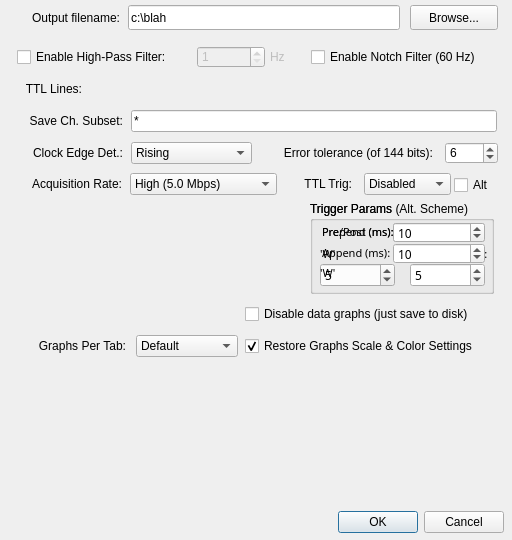
This is Bug_ConfigDialog.ui in acorver/SpikeGL as Qt 5 draws it before an edit. The edited form follows.
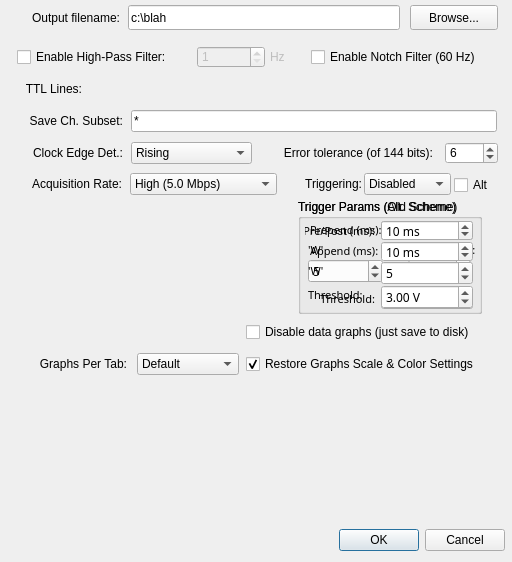
This is the edited form. Icons and pictures are not drawn.

Commit message: added AUX channels to Bug3 triggering new 'alt' code.. and also support for a threshold in volts.  Messy, but works

```diff
--- a/Bug_ConfigDialog.ui
+++ b/Bug_ConfigDialog.ui
@@ -10,7 +10,7 @@
     <x>0</x>
     <y>0</y>
     <width>512</width>
-    <height>540</height>
+    <height>562</height>
    </rect>
   </property>
   <property name="windowTitle">
@@ -29,8 +29,8 @@
   <widget class="QDialogButtonBox" name="buttonBox">
    <property name="geometry">
     <rect>
-     <x>329</x>
-     <y>506</y>
+     <x>330</x>
+     <y>524</y>
      <width>175</width>
      <height>32</height>
     </rect>
@@ -137,8 +137,8 @@
   <widget class="QCheckBox" name="disableGraphsChk">
    <property name="geometry">
     <rect>
-     <x>245</x>
-     <y>303</y>
+     <x>246</x>
+     <y>321</y>
      <width>261</width>
      <height>22</height>
     </rect>
@@ -155,7 +155,7 @@
     <rect>
      <x>282</x>
      <y>173</y>
-     <width>70</width>
+     <width>80</width>
      <height>22</height>
     </rect>
    </property>
@@ -163,7 +163,7 @@
     <string>&lt;html&gt;&lt;head/&gt;&lt;body&gt;&lt;p&gt;If enabled, the TTL line to monitor to trigger the acquisition.  Data file saving won't occur until the TTL line is high.  The acquisition will stop when the line goes low again.  Re-triggers increment the save file name based on the name specified in the 'output filename' box.&lt;/p&gt;&lt;/body&gt;&lt;/html&gt;</string>
    </property>
    <property name="text">
-    <string>TTL Trig:</string>
+    <string>Triggering:</string>
    </property>
    <property name="alignment">
     <set>Qt::AlignRight|Qt::AlignTrailing|Qt::AlignVCenter</set>
@@ -322,8 +322,8 @@
   <widget class="QCheckBox" name="resumeGraphSettingsChk">
    <property name="geometry">
     <rect>
-     <x>245</x>
-     <y>335</y>
+     <x>246</x>
+     <y>353</y>
      <width>261</width>
      <height>22</height>
     </rect>
@@ -344,8 +344,8 @@
   <widget class="QComboBox" name="graphsPerTabCB">
    <property name="geometry">
     <rect>
-     <x>136</x>
-     <y>335</y>
+     <x>137</x>
+     <y>353</y>
      <width>102</width>
      <height>22</height>
     </rect>
@@ -398,8 +398,8 @@
   <widget class="QLabel" name="graphsPerTabLabel">
    <property name="geometry">
     <rect>
-     <x>9</x>
-     <y>335</y>
+     <x>10</x>
+     <y>353</y>
      <width>117</width>
      <height>22</height>
     </rect>
@@ -616,17 +616,40 @@
     <layout class="QHBoxLayout" name="ttlLayout"/>
    </widget>
   </widget>
+  <widget class="QWidget" name="aoPassthruWidget" native="true">
+   <property name="geometry">
+    <rect>
+     <x>26</x>
+     <y>393</y>
+     <width>461</width>
+     <height>120</height>
+    </rect>
+   </property>
+  </widget>
+  <widget class="QCheckBox" name="ttlAltChk">
+   <property name="geometry">
+    <rect>
+     <x>454</x>
+     <y>175</y>
+     <width>87</width>
+     <height>20</height>
+    </rect>
+   </property>
+   <property name="text">
+    <string>Alt</string>
+   </property>
+  </widget>
   <widget class="QGroupBox" name="trigParams">
    <property name="geometry">
     <rect>
-     <x>310</x>
-     <y>201</y>
+     <x>298</x>
+     <y>199</y>
      <width>184</width>
-     <height>93</height>
+     <height>115</height>
     </rect>
    </property>
    <property name="title">
-    <string>Trigger Params</string>
+    <string>Trigger Params (Old Scheme)</string>
    </property>
    <widget class="QSpinBox" name="trigPre">
     <property name="geometry">
@@ -652,6 +675,9 @@
     <property name="toolTip">
      <string>&lt;html&gt;&lt;head/&gt;&lt;body&gt;&lt;p&gt;The amount of time in milliseconds to preamble and postamble the recording. The preamble applies to the first trigger pulse. The postamble applies to each individual recording file generated. This parameter ensures data files have a regular amount of leading whitespace before the trigger signal.&lt;/p&gt;&lt;/body&gt;&lt;/html&gt;</string>
     </property>
+    <property name="suffix">
+     <string> ms</string>
+    </property>
     <property name="maximum">
      <number>9999</number>
     </property>
@@ -663,7 +689,7 @@
     <property name="geometry">
      <rect>
       <x>110</x>
-      <y>62</y>
+      <y>60</y>
       <width>63</width>
       <height>24</height>
      </rect>
@@ -677,6 +703,9 @@
     <property name="toolTip">
      <string>&lt;html&gt;&lt;head/&gt;&lt;body&gt;&lt;p&gt;The time in seconds that the trigger signal needs to be off before the 'stop' condition is satisfied (and the acquisition is stopped).&lt;/p&gt;&lt;/body&gt;&lt;/html&gt;</string>
     </property>
+    <property name="suffix">
+     <string> s</string>
+    </property>
     <property name="decimals">
      <number>3</number>
     </property>
@@ -688,7 +717,7 @@
     <property name="geometry">
      <rect>
       <x>10</x>
-      <y>43</y>
+      <y>41</y>
       <width>76</width>
       <height>20</height>
      </rect>
@@ -722,7 +751,7 @@
     <property name="geometry">
      <rect>
       <x>10</x>
-      <y>62</y>
+      <y>60</y>
       <width>75</width>
       <height>24</height>
      </rect>
@@ -758,10 +787,10 @@
    <widget class="QLabel" name="trigPrePostLbl">
     <property name="geometry">
      <rect>
-      <x>12</x>
+      <x>7</x>
       <y>21</y>
-      <width>73</width>
-      <height>19</height>
+      <width>70</width>
+      <height>21</height>
      </rect>
     </property>
     <property name="font">
@@ -777,15 +806,15 @@
      <string>Pre/Post (ms):</string>
     </property>
     <property name="alignment">
-     <set>Qt::AlignLeading|Qt::AlignLeft|Qt::AlignVCenter</set>
+     <set>Qt::AlignRight|Qt::AlignTrailing|Qt::AlignVCenter</set>
     </property>
    </widget>
    <widget class="QLabel" name="trigStopTimeLbl">
     <property name="geometry">
      <rect>
       <x>110</x>
-      <y>43</y>
-      <width>80</width>
+      <y>41</y>
+      <width>71</width>
       <height>20</height>
      </rect>
     </property>
@@ -805,29 +834,74 @@
      <set>Qt::AlignLeading|Qt::AlignLeft|Qt::AlignVCenter</set>
     </property>
    </widget>
-  </widget>
-  <widget class="QWidget" name="aoPassthruWidget" native="true">
-   <property name="geometry">
-    <rect>
-     <x>25</x>
-     <y>375</y>
-     <width>461</width>
-     <height>120</height>
-    </rect>
-   </property>
-  </widget>
-  <widget class="QCheckBox" name="ttlAltChk">
-   <property name="geometry">
-    <rect>
-     <x>454</x>
-     <y>175</y>
-     <width>87</width>
-     <height>20</height>
-    </rect>
-   </property>
-   <property name="text">
-    <string>Alt</string>
-   </property>
+   <widget class="QLabel" name="trigThreshLbl">
+    <property name="geometry">
+     <rect>
+      <x>7</x>
+      <y>88</y>
+      <width>70</width>
+      <height>24</height>
+     </rect>
+    </property>
+    <property name="font">
+     <font>
+      <family>MS Reference Sans Serif</family>
+      <pointsize>8</pointsize>
+     </font>
+    </property>
+    <property name="toolTip">
+     <string>&lt;html&gt;&lt;head/&gt;&lt;body&gt;&lt;p&gt;The threshold, in volts, for the TTL and/or AUX signal to be considered &amp;quot;high&amp;quot;. If the incoming sample is below this value, the line is considered low. If the incoming sample is above this value, the line is considered high. Note that 'W' along with this value are used together to determine if the acquisition/filesave should trigger or not. &lt;/p&gt;&lt;p&gt;This parameter was designed for use with AUX inputs for triggering, since AUX are analog lines. TTL lines always are either at 0 or +5V, so this parameter is somewhat useless for TTL lines and should be left at the default of 3.0V.&lt;/p&gt;&lt;/body&gt;&lt;/html&gt;</string>
+    </property>
+    <property name="whatsThis">
+     <string>&lt;html&gt;&lt;head/&gt;&lt;body&gt;&lt;p&gt;The threshold, in volts, for the TTL and/or AUX signal to be considered &amp;quot;high&amp;quot;. If the incoming sample is below this value, the line is considered low. If the incoming sample is above this value, the line is considered high. Note that 'W' along with this value are used together to determine if the acquisition/filesave should trigger or not. &lt;/p&gt;&lt;p&gt;This parameter was designed for use with AUX inputs for triggering, since AUX are analog lines. TTL lines always are either at 0 or +5V, so this parameter is somewhat useless for TTL lines and should be left at the default of 3.0V.&lt;/p&gt;&lt;/body&gt;&lt;/html&gt;</string>
+    </property>
+    <property name="text">
+     <string>Threshold:</string>
+    </property>
+    <property name="alignment">
+     <set>Qt::AlignRight|Qt::AlignTrailing|Qt::AlignVCenter</set>
+    </property>
+   </widget>
+   <widget class="QDoubleSpinBox" name="trigThreshSB">
+    <property name="geometry">
+     <rect>
+      <x>83</x>
+      <y>87</y>
+      <width>92</width>
+      <height>24</height>
+     </rect>
+    </property>
+    <property name="font">
+     <font>
+      <family>MS Reference Sans Serif</family>
+      <pointsize>9</pointsize>
+     </font>
+    </property>
+    <property name="toolTip">
+     <string>&lt;html&gt;&lt;head/&gt;&lt;body&gt;&lt;p&gt;The threshold, in volts, for the TTL and/or AUX signal to be considered &amp;quot;high&amp;quot;. If the incoming sample is below this value, the line is considered low. If the incoming sample is above this value, the line is considered high. Note that 'W' along with this value are used together to determine if the acquisition/filesave should trigger or not. &lt;/p&gt;&lt;p&gt;This parameter was designed for use with AUX inputs for triggering, since AUX are analog lines. TTL lines always are either at 0 or +5V, so this parameter is somewhat useless for TTL lines and should be left at the default of 3.0V.&lt;/p&gt;&lt;/body&gt;&lt;/html&gt;</string>
+    </property>
+    <property name="whatsThis">
+     <string>&lt;html&gt;&lt;head/&gt;&lt;body&gt;&lt;p&gt;The threshold, in volts, for the TTL and/or AUX signal to be considered &amp;quot;high&amp;quot;. If the incoming sample is below this value, the line is considered low. If the incoming sample is above this value, the line is considered high. Note that 'W' along with this value are used together to determine if the acquisition/filesave should trigger or not. &lt;/p&gt;&lt;p&gt;This parameter was designed for use with AUX inputs for triggering, since AUX are analog lines. TTL lines always are either at 0 or +5V, so this parameter is somewhat useless for TTL lines and should be left at the default of 3.0V.&lt;/p&gt;&lt;/body&gt;&lt;/html&gt;</string>
+    </property>
+    <property name="suffix">
+     <string> V</string>
+    </property>
+    <property name="decimals">
+     <number>2</number>
+    </property>
+    <property name="minimum">
+     <double>-5.000000000000000</double>
+    </property>
+    <property name="maximum">
+     <double>5.000000000000000</double>
+    </property>
+    <property name="singleStep">
+     <double>0.100000000000000</double>
+    </property>
+    <property name="value">
+     <double>3.000000000000000</double>
+    </property>
+   </widget>
   </widget>
   <widget class="QGroupBox" name="altTrigParams">
    <property name="enabled">
@@ -835,10 +909,10 @@
    </property>
    <property name="geometry">
     <rect>
-     <x>310</x>
-     <y>201</y>
+     <x>298</x>
+     <y>199</y>
      <width>184</width>
-     <height>93</height>
+     <height>115</height>
     </rect>
    </property>
    <property name="title">
@@ -868,6 +942,9 @@
     <property name="toolTip">
      <string>&lt;html&gt;&lt;head/&gt;&lt;body&gt;&lt;p&gt;The amount of time in milliseconds to &lt;span style=&quot; font-weight:600;&quot;&gt;preamble&lt;/span&gt; the recording, per trigger event. When a TTL arrives, this is effectively the amount of data to save &lt;span style=&quot; font-style:italic;&quot;&gt;before&lt;/span&gt; the TTL to the output data file. So for instance if the TTL arrives at time t=1.5s, and the preamble is set to 100ms (0.10s), then the data file will have data written to it starting at time t=1.4s.&lt;/p&gt;&lt;p&gt;In summary, the &lt;span style=&quot; font-style:italic;&quot;&gt;prepend&lt;/span&gt; and &lt;span style=&quot; font-style:italic;&quot;&gt;append&lt;/span&gt; parameters determine how much data will be saved around the TTL signal. Stated another way, the TTL signal acts as a signal to record, with data prepended before the signal, and data is saved up until &lt;span style=&quot; font-style:italic;&quot;&gt;append&lt;/span&gt; ms have elapsed. So the length of the file is determined by the sum of the &lt;span style=&quot; font-style:italic;&quot;&gt;prepend&lt;/span&gt; and &lt;span style=&quot; font-style:italic;&quot;&gt;append&lt;/span&gt; parameter.&lt;/p&gt;&lt;p&gt;(Subsequent TTLs open new data files with the filename incremented by 1)&lt;/p&gt;&lt;/body&gt;&lt;/html&gt;</string>
     </property>
+    <property name="suffix">
+     <string> ms</string>
+    </property>
     <property name="maximum">
      <number>99999</number>
     </property>
@@ -912,9 +989,9 @@
    <widget class="QSpinBox" name="trigWSB_2">
     <property name="geometry">
      <rect>
-      <x>100</x>
+      <x>83</x>
       <y>62</y>
-      <width>75</width>
+      <width>92</width>
       <height>24</height>
      </rect>
     </property>
@@ -1020,6 +1097,9 @@
     <property name="toolTip">
      <string>&lt;html&gt;&lt;head/&gt;&lt;body&gt;&lt;p&gt;The amount of time in milliseconds to &lt;span style=&quot; font-weight:600;&quot;&gt;append&lt;/span&gt; to the recording, per trigger event. When a TTL arrives, this is effectively the amount of data to save &lt;span style=&quot; font-style:italic;&quot;&gt;after&lt;/span&gt; the TTL to the output data file. So for instance if the TTL arrives at time t=1.5s, and this append parameter is set to 150 ms (0.15s) , then the data file will have data written to it up until time t=1.65s. (With the file's start time being determined by the prepend parameter above).&lt;/p&gt;&lt;p&gt;In summary, the &lt;span style=&quot; font-style:italic;&quot;&gt;prepend&lt;/span&gt; and &lt;span style=&quot; font-style:italic;&quot;&gt;append&lt;/span&gt; parameters determine how much data will be saved around the TTL signal. Stated another way, the TTL signal acts as a signal to record, with data prepended before the signal, and data is saved up until &lt;span style=&quot; font-style:italic;&quot;&gt;append&lt;/span&gt; ms have elapsed. So the length of the file is determined by the sum of the &lt;span style=&quot; font-style:italic;&quot;&gt;prepend&lt;/span&gt; and &lt;span style=&quot; font-style:italic;&quot;&gt;append&lt;/span&gt; parameter.&lt;/p&gt;&lt;p&gt;(Subsequent TTLs open new data files with the filename incremented by 1)&lt;/p&gt;&lt;/body&gt;&lt;/html&gt;</string>
     </property>
+    <property name="suffix">
+     <string> ms</string>
+    </property>
     <property name="maximum">
      <number>99999</number>
     </property>
@@ -1027,6 +1107,74 @@
      <number>10</number>
     </property>
    </widget>
+   <widget class="QLabel" name="trigAltThreshLbl">
+    <property name="geometry">
+     <rect>
+      <x>10</x>
+      <y>86</y>
+      <width>73</width>
+      <height>19</height>
+     </rect>
+    </property>
+    <property name="font">
+     <font>
+      <family>MS Reference Sans Serif</family>
+      <pointsize>8</pointsize>
+     </font>
+    </property>
+    <property name="toolTip">
+     <string>&lt;html&gt;&lt;head/&gt;&lt;body&gt;&lt;p&gt;The threshold, in volts, for the TTL and/or AUX signal to be considered &amp;quot;high&amp;quot;. If the incoming sample is below this value, the line is considered low. If the incoming sample is above this value, the line is considered high. Note that 'W' along with this value are used together to determine if the acquisition/filesave should trigger or not. &lt;/p&gt;&lt;p&gt;This parameter was designed for use with AUX inputs for triggering, since AUX are analog lines. TTL lines always are either at 0 or +5V, so this parameter is somewhat useless for TTL lines and should be left at the default of 3.0V.&lt;/p&gt;&lt;/body&gt;&lt;/html&gt;</string>
+    </property>
+    <property name="whatsThis">
+     <string>&lt;html&gt;&lt;head/&gt;&lt;body&gt;&lt;p&gt;The threshold, in volts, for the TTL and/or AUX signal to be considered &amp;quot;high&amp;quot;. If the incoming sample is below this value, the line is considered low. If the incoming sample is above this value, the line is considered high. Note that 'W' along with this value are used together to determine if the acquisition/filesave should trigger or not. &lt;/p&gt;&lt;p&gt;This parameter was designed for use with AUX inputs for triggering, since AUX are analog lines. TTL lines always are either at 0 or +5V, so this parameter is somewhat useless for TTL lines and should be left at the default of 3.0V.&lt;/p&gt;&lt;/body&gt;&lt;/html&gt;</string>
+    </property>
+    <property name="text">
+     <string>Threshold:</string>
+    </property>
+    <property name="alignment">
+     <set>Qt::AlignLeading|Qt::AlignLeft|Qt::AlignVCenter</set>
+    </property>
+   </widget>
+   <widget class="QDoubleSpinBox" name="trigAltThreshSB">
+    <property name="geometry">
+     <rect>
+      <x>83</x>
+      <y>86</y>
+      <width>92</width>
+      <height>24</height>
+     </rect>
+    </property>
+    <property name="font">
+     <font>
+      <family>MS Reference Sans Serif</family>
+      <pointsize>9</pointsize>
+     </font>
+    </property>
+    <property name="toolTip">
+     <string>&lt;html&gt;&lt;head/&gt;&lt;body&gt;&lt;p&gt;The threshold, in volts, for the TTL and/or AUX signal to be considered &amp;quot;high&amp;quot;. If the incoming sample is below this value, the line is considered low. If the incoming sample is above this value, the line is considered high. Note that 'W' along with this value are used together to determine if the acquisition/filesave should trigger or not. &lt;/p&gt;&lt;p&gt;This parameter was designed for use with AUX inputs for triggering, since AUX are analog lines. TTL lines always are either at 0 or +5V, so this parameter is somewhat useless for TTL lines and should be left at the default of 3.0V.&lt;/p&gt;&lt;/body&gt;&lt;/html&gt;</string>
+    </property>
+    <property name="whatsThis">
+     <string>&lt;html&gt;&lt;head/&gt;&lt;body&gt;&lt;p&gt;The threshold, in volts, for the TTL and/or AUX signal to be considered &amp;quot;high&amp;quot;. If the incoming sample is below this value, the line is considered low. If the incoming sample is above this value, the line is considered high. Note that 'W' along with this value are used together to determine if the acquisition/filesave should trigger or not. &lt;/p&gt;&lt;p&gt;This parameter was designed for use with AUX inputs for triggering, since AUX are analog lines. TTL lines always are either at 0 or +5V, so this parameter is somewhat useless for TTL lines and should be left at the default of 3.0V.&lt;/p&gt;&lt;/body&gt;&lt;/html&gt;</string>
+    </property>
+    <property name="suffix">
+     <string> V</string>
+    </property>
+    <property name="decimals">
+     <number>2</number>
+    </property>
+    <property name="minimum">
+     <double>-5.000000000000000</double>
+    </property>
+    <property name="maximum">
+     <double>5.000000000000000</double>
+    </property>
+    <property name="singleStep">
+     <double>0.100000000000000</double>
+    </property>
+    <property name="value">
+     <double>3.000000000000000</double>
+    </property>
+   </widget>
   </widget>
  </widget>
  <tabstops>
```
Left out of the diff: 10 changed lines with no effect on the pictures. The commit also changes 4 other files.
